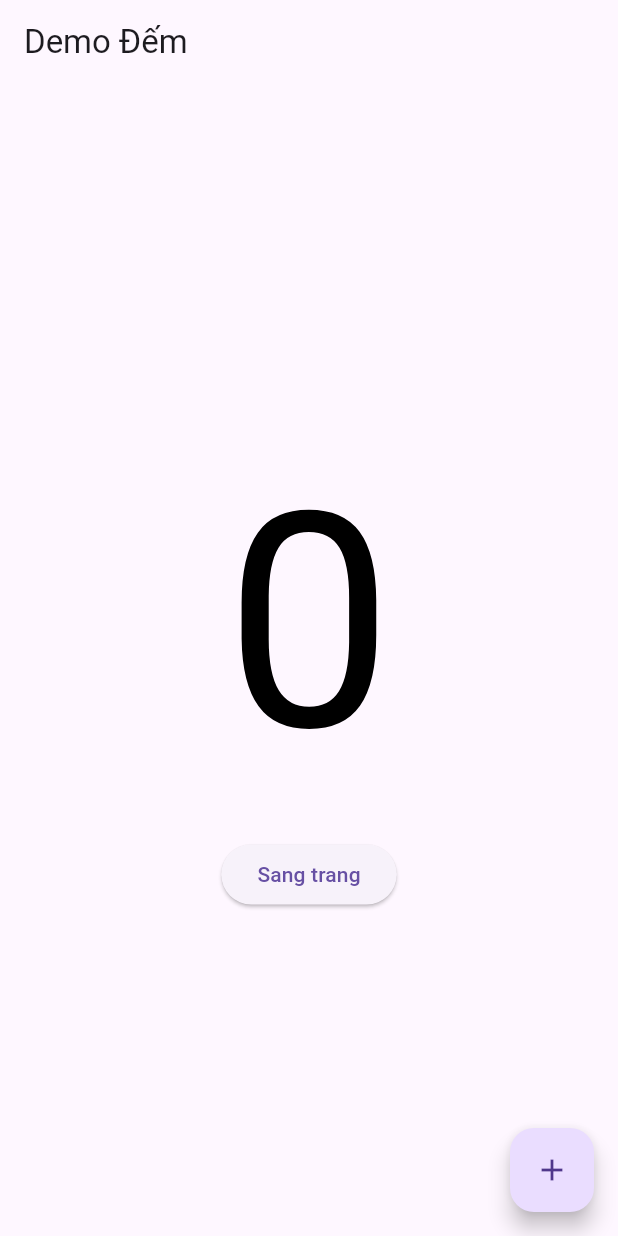
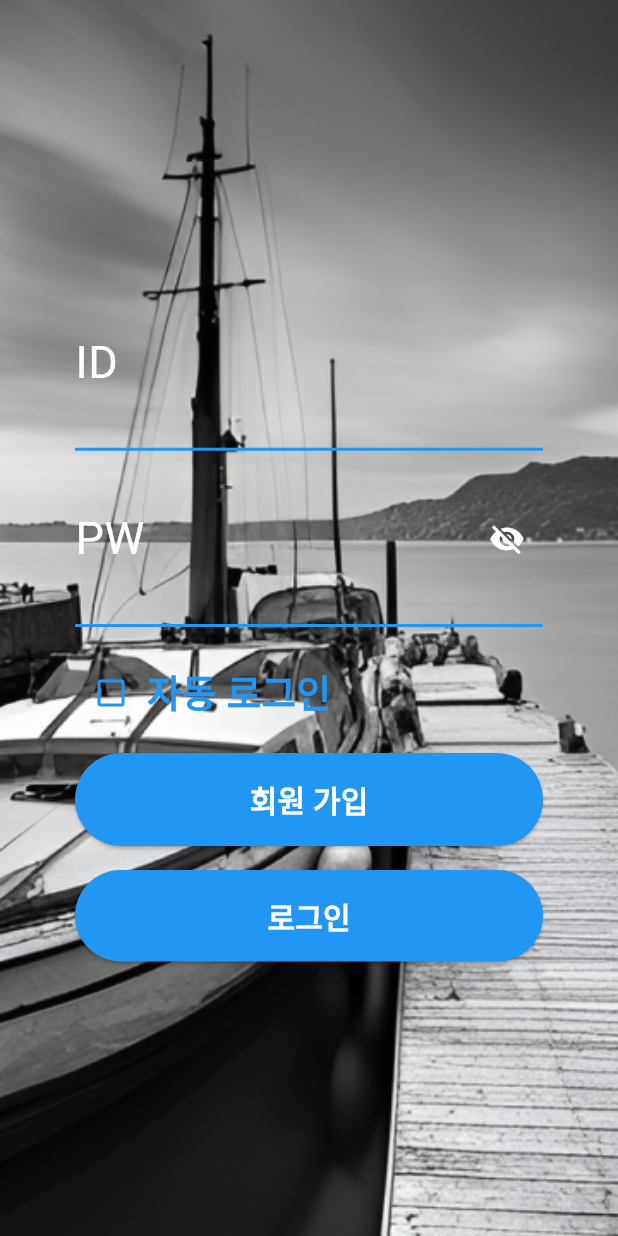
Before and after one commit to ThoNguyenIT/demo_92024, a Flutter app: the screen it shows after launch, on a phone screen of 412 x 824 dp. Run offline on Flutter 3.47's test engine with Material 3 defaults, Android fonts, the light colour scheme and no system bars; our stand-ins replace flutter_image_slideshow, get.

Commit message:
login&home

```diff
--- a/lib/main.dart
+++ b/lib/main.dart
@@ -1,101 +1,5 @@
+import 'package:demo_92024/screens/login.dart';
 import 'package:flutter/material.dart';
 import 'package:get/get.dart';
 
-// void main() {
-//   runApp(const MainApp());
-// }
-// class MainApp extends StatelessWidget {
-//   const MainApp({super.key});
-//   @override
-//   Widget build(BuildContext context) {
-//     return const MaterialApp(
-//       home: Scaffold(
-//         body: Center(
-//           child: Text('Hello World!'),
-//         ),
-//       ),
-//     );
-//   }
-// }
-
-void main() => runApp(GetMaterialApp(home: Home()));
-
-class Counter extends GetxController {
-  RxInt count = 0.obs;
-
-  void add() {
-    count++;
-  }
-}
-
-// ignore: use_key_in_widget_constructors
-class Home extends StatelessWidget {
-  final counter = Get.put(Counter());
-  @override
-  Widget build(BuildContext context) {
-    return Scaffold(
-      appBar: AppBar(
-        // ignore: prefer_const_constructors
-        title: Text('Demo Đếm'),
-      ),
-      body: Center(
-        child: Column(
-          mainAxisAlignment: MainAxisAlignment.center,
-          children: [
-            Obx(() => Text(
-                  '${counter.count}',
-                  // ignore: prefer_const_constructors
-                  style: TextStyle(fontSize: 200, color: Colors.black),
-                )),
-            ElevatedButton(
-              onPressed: () {
-                Get.to(Trang2());
-              },
-              // ignore: prefer_const_constructors
-              child: Text('Sang trang'),
-            )
-          ],
-        ),
-      ),
-      floatingActionButton: FloatingActionButton(
-        onPressed: () {
-          counter.add();
-        },
-        // ignore: prefer_const_constructors
-        child: Icon(Icons.add),
-      ),
-    );
-  }
-}
-
-// ignore: use_key_in_widget_constructors
-class Trang2 extends StatelessWidget {
-  final Counter counter2 = Get.find();
-  @override
-  Widget build(Object context) {
-    return Scaffold(
-      appBar: AppBar(
-        // ignore: prefer_const_constructors
-        title: Text('Demo Đếm'),
-      ),
-      body: Center(
-          child: Column(
-        mainAxisAlignment: MainAxisAlignment.center,
-        children: [
-          Obx(() => Text(
-                '${counter2.count}',
-                // ignore: prefer_const_constructors
-                style: TextStyle(fontSize: 200, color: Colors.black),
-              ))
-        ],
-      )),
-      floatingActionButton: FloatingActionButton(
-        onPressed: () {
-          counter2.add();
-        },
-        // ignore: prefer_const_constructors
-        child: Icon(Icons.add),
-      ),
-    );
-  }
-}
+void main() => runApp(const GetMaterialApp(home: LoginPage(), debugShowCheckedModeBanner: false));
--- /dev/null
+++ b/lib/screens/login.dart
@@ -0,0 +1,149 @@
+import 'package:demo_92024/screens/home.dart';
+import 'package:flutter/material.dart';
+
+class LoginPage extends StatefulWidget {
+  const LoginPage({super.key});
+
+  @override
+  _LoginPageState createState() => _LoginPageState();
+}
+
+class _LoginPageState extends State<LoginPage> {
+  bool _obscureText = true;
+  bool _autoLogin = false;
+
+  void _pwVisible() {
+    setState(() {
+      _obscureText = !_obscureText;
+    });
+  }
+
+  void _toggleAutoLogin(bool? newValue) {
+    setState(() {
+      _autoLogin = newValue ?? false;
+    });
+  }
+
+  @override
+  Widget build(BuildContext context) {
+    return Scaffold(
+      body: Stack(
+        children: [
+          Container(
+            decoration: const BoxDecoration(
+              image: DecorationImage(
+                image: AssetImage("assets/images/background.png"),
+                fit: BoxFit.cover,
+              ),
+            ),
+          ),
+          Center(
+            child: SingleChildScrollView(
+              padding: const EdgeInsets.only(left: 50, right: 50),
+              child: Column(
+                mainAxisAlignment: MainAxisAlignment.center,
+                crossAxisAlignment: CrossAxisAlignment.stretch,
+                children: [
+                  const TextField(
+                    style: TextStyle(fontSize: 50, color: Colors.white),
+                    decoration: InputDecoration(
+                      labelText: 'ID',
+                      labelStyle: TextStyle(fontSize: 30, color: Colors.white),
+                      enabledBorder: UnderlineInputBorder(
+                        borderSide: BorderSide(color: Colors.blue, width: 2),
+                      ),
+                      focusedBorder: UnderlineInputBorder(
+                        borderSide: BorderSide(color: Colors.blue, width: 2),
+                      ),
+                    ),
+                  ),
+                  //const SizedBox(height: 5),
+                  TextField(
+                    style: const TextStyle(fontSize: 50, color: Colors.white),
+                    decoration: InputDecoration(
+                      labelText: 'PW',
+                      labelStyle:
+                          const TextStyle(fontSize: 30, color: Colors.white),
+                      enabledBorder: const UnderlineInputBorder(
+                        borderSide: BorderSide(color: Colors.blue, width: 2),
+                      ),
+                      focusedBorder: const UnderlineInputBorder(
+                        borderSide: BorderSide(color: Colors.blue, width: 2),
+                      ),
+                      suffixIcon: IconButton(
+                        icon: Icon(
+                          _obscureText
+                              ? Icons.visibility_off
+                              : Icons.visibility,
+                          color: Colors.white,
+                        ),
+                        onPressed: _pwVisible,
+                      ),
+                    ),
+                    obscureText: _obscureText,
+                  ),
+                  const SizedBox(height: 20),
+                  Row(
+                    children: [
+                      Checkbox(
+                        value: _autoLogin,
+                        onChanged: _toggleAutoLogin,
+                        activeColor: Colors.blue,
+                        checkColor: Colors.white,
+                        side: const BorderSide(
+                          color: Colors.blue,
+                          width: 2,
+                        ),
+                      ),
+                      const Text(
+                        '자동 로그인',
+                        style: TextStyle(
+                            color: Colors.blue,
+                            fontSize: 25,
+                            fontWeight: FontWeight.bold),
+                      ),
+                    ],
+                  ),
+                  const SizedBox(height: 16),
+                  ElevatedButton(
+                      onPressed: () {},
+                      style: ElevatedButton.styleFrom(
+                          shape: const StadiumBorder(),
+                          padding: const EdgeInsets.symmetric(vertical: 16),
+                          backgroundColor: Colors.blue),
+                      child: const Text(
+                        "회원 가입",
+                        style: TextStyle(
+                            fontSize: 20,
+                            color: Colors.white,
+                            fontWeight: FontWeight.bold),
+                      )),
+                  const SizedBox(height: 16),
+                  ElevatedButton(
+                      onPressed: () {
+                        Navigator.push(
+                          context,
+                          MaterialPageRoute(
+                              builder: (context) => const HomePage()),
+                        );
+                      },
+                      style: ElevatedButton.styleFrom(
+                          shape: const StadiumBorder(),
+                          padding: const EdgeInsets.symmetric(vertical: 16),
+                          backgroundColor: Colors.blue),
+                      child: const Text(
+                        "로그인",
+                        style: TextStyle(
+                            fontSize: 20,
+                            color: Colors.white,
+                            fontWeight: FontWeight.bold),
+                      ))
+                ],
+              ),
+            ),
+          ),
+        ],
+      ),
+    );
+  }
+}
--- a/pubspec.yaml
+++ b/pubspec.yaml
@@ -1,6 +1,6 @@
 name: demo_92024
 description: "A new Flutter project."
-publish_to: 'none'
+publish_to: "none"
 version: 0.1.0
 
 environment:
@@ -10,6 +10,7 @@ dependencies:
   flutter:
     sdk: flutter
   get: ^4.6.6
+  flutter_image_slideshow: ^0.1.6
 
 dev_dependencies:
   flutter_test:
@@ -18,3 +19,5 @@ dev_dependencies:
 
 flutter:
   uses-material-design: true
+  assets:
+    - assets/images/
```
Also changed, not shown: lib/screens/home.dart (added, +54 -0 lines), assets/images/background.png (added), assets/images/home.png (added), assets/images/home1.png (added), assets/images/home2.png (added), pubspec.lock.
